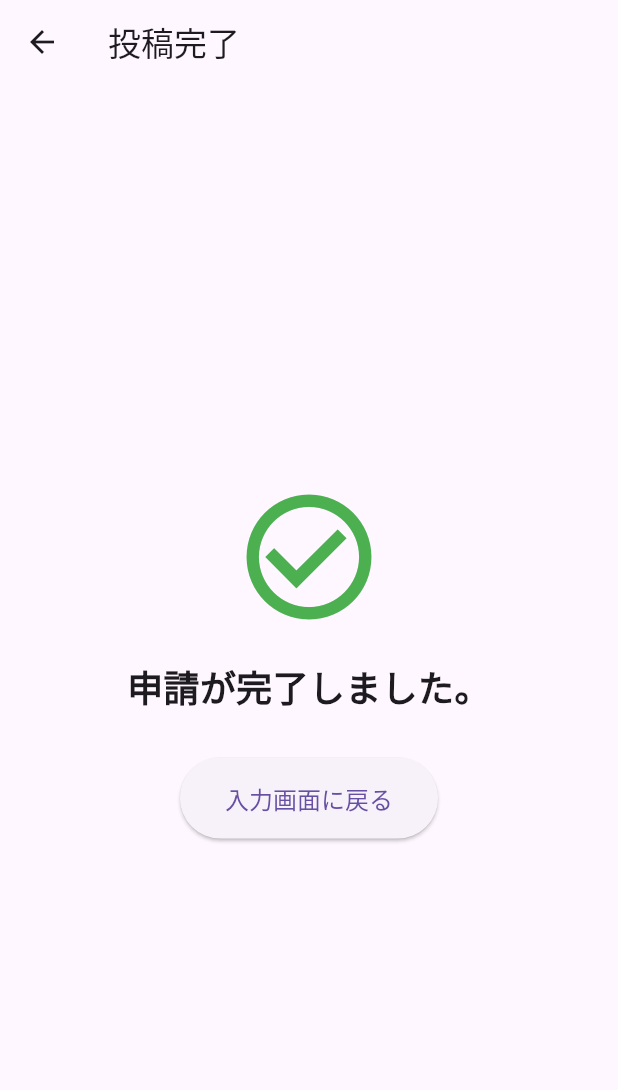
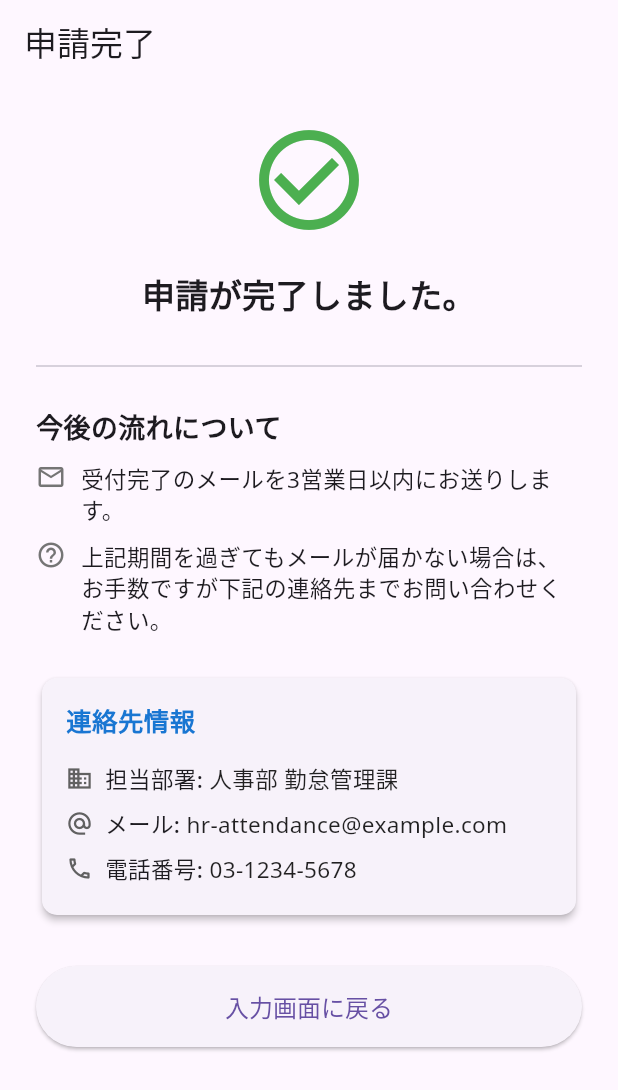
Before and after one commit to kmzk-dev/paid_holiday_web, a Flutter app: the CompleteScreen screen opened by its route, on a phone screen of 412 x 824 dp. Shown: the top 1090 px of the screen. Run offline on Flutter 3.47's test engine with Material 3 defaults, Android fonts, the phone set to English and light mode, and no system bars; our stand-ins replace google_fonts, table_calendar.

Commit message:
feat: Add detailed information to completion screen
Modified the completion screen (CompleteScreen) to provide users with more detailed information.
Added display of application ID with a prompt to save it, guidance on future procedures, and contact information.
Also updated ConfirmScreen to pass necessary information (application ID, applicant's email) to CompleteScreen.

Key changes:
- CompleteScreen:
  - Modified to receive application ID and applicant's email from ConfirmScreen.
  - Displays the application ID and adds a message prompting the user to keep it.
  - Explains that the ID will be necessary for changes or cancellations.
  - Provides guidance on the timing of the confirmation email and what to do if it's not received.
  - Added a card displaying contact information.
  - Changed the overall layout to SingleChildScrollView to allow scrolling with increased information.
  - Changed AppBar title to "Application Complete" and hid the back button.
- ConfirmScreen:
  - Modified to pass the application ID and applicant's email as arguments to CompleteScreen upon successful submission.

```diff
--- a/lib/screens/complete_screen.dart
+++ b/lib/screens/complete_screen.dart
@@ -1,41 +1,168 @@
+// complete_screen.dart (修正後、url_launcher関連を削除)
 import 'package:flutter/material.dart';
 import '../widgets/responsive_layout.dart'; // 作成したレスポンシブレイアウトウィジェット
 
 class CompleteScreen extends StatelessWidget {
   @override
   Widget build(BuildContext context) {
-    Widget mainContent = Center(
+    final Map<String, dynamic>? args = ModalRoute.of(context)?.settings.arguments as Map<String, dynamic>?;
+    final String? uniqueId = args?['uniqueId'];
+    final String? applicantEmail = args?['applicantEmail'];
+
+    Widget mainContent = SingleChildScrollView(
       child: Padding(
-        padding: const EdgeInsets.all(16.0),
+        padding: const EdgeInsets.all(24.0),
         child: Column(
           mainAxisAlignment: MainAxisAlignment.center,
+          crossAxisAlignment: CrossAxisAlignment.stretch,
           children: <Widget>[
-            Icon(Icons.check_circle_outline, color: Colors.green, size: 100),
+            Icon(Icons.check_circle_outline, color: Colors.green, size: 80), //
             SizedBox(height: 20),
             Text(
               '申請が完了しました。',
-              style: TextStyle(fontSize: 24, fontWeight: FontWeight.bold),
+              style: TextStyle(fontSize: 22, fontWeight: FontWeight.bold), //
               textAlign: TextAlign.center,
             ),
+            SizedBox(height: 25),
+
+            if (uniqueId != null) ...[
+              Text(
+                '申請ID:',
+                style: TextStyle(fontSize: 16, fontWeight: FontWeight.bold),
+                textAlign: TextAlign.center,
+              ),
+              SelectableText(
+                uniqueId,
+                style: TextStyle(fontSize: 18, fontWeight: FontWeight.bold, color: Theme.of(context).primaryColor),
+                textAlign: TextAlign.center,
+              ),
+              SizedBox(height: 8),
+              Text(
+                '上記の申請IDをお控えください。',
+                style: TextStyle(fontSize: 14),
+                textAlign: TextAlign.center,
+              ),
+              Text(
+                'このIDは、申請内容の確認、変更、またはキャンセルを行う際に必要となります。',
+                style: TextStyle(fontSize: 14, color: Colors.grey[700]),
+                textAlign: TextAlign.center,
+              ),
+              SizedBox(height: 25),
+            ],
+
+            Divider(),
+            SizedBox(height: 20),
+
+            Text(
+              '今後の流れについて',
+              style: TextStyle(fontSize: 18, fontWeight: FontWeight.bold),
+            ),
+            SizedBox(height: 10),
+            _buildInfoListItem(
+              icon: Icons.email_outlined,
+              text: applicantEmail != null
+                  ? 'ご入力いただいたメールアドレス ($applicantEmail) 宛に、3営業日以内に受付完了のメールをお送りします。'
+                  : '受付完了のメールを3営業日以内にお送りします。',
+            ),
+            SizedBox(height: 10),
+            _buildInfoListItem(
+              icon: Icons.help_outline,
+              text: '上記期間を過ぎてもメールが届かない場合は、お手数ですが下記の連絡先までお問い合わせください。',
+            ),
+            SizedBox(height: 25),
+
+            Card(
+              elevation: 2.0,
+              shape: RoundedRectangleBorder(
+                borderRadius: BorderRadius.circular(10.0),
+              ),
+              child: Padding(
+                padding: const EdgeInsets.all(16.0),
+                child: Column(
+                  crossAxisAlignment: CrossAxisAlignment.start,
+                  children: [
+                    Text(
+                      '連絡先情報',
+                      style: TextStyle(fontSize: 17, fontWeight: FontWeight.bold, color: Theme.of(context).primaryColorDark),
+                    ),
+                    SizedBox(height: 12),
+                    _buildContactRow( // 修正：BuildContext context を削除
+                      icon: Icons.business_outlined,
+                      label: '担当部署:',
+                      value: '人事部 勤怠管理課',
+                    ),
+                    _buildContactRow( // 修正：BuildContext context を削除
+                      icon: Icons.alternate_email,
+                      label: 'メール:',
+                      value: 'hr-attendance@example.com',
+                    ),
+                    _buildContactRow( // 修正：BuildContext context を削除
+                      icon: Icons.phone_outlined,
+                      label: '電話番号:',
+                      value: '03-1234-5678',
+                    ),
+                  ],
+                ),
+              ),
+            ),
             SizedBox(height: 30),
+
             ElevatedButton(
               onPressed: () {
-                Navigator.pushNamedAndRemoveUntil(context, '/', (route) => false);
+                Navigator.pushNamedAndRemoveUntil(context, '/', (route) => false); //
               },
               child: Text('入力画面に戻る'),
               style: ElevatedButton.styleFrom(
-                padding: EdgeInsets.symmetric(horizontal: 30, vertical: 15.0),
-                textStyle: TextStyle(fontSize: 16)
+                padding: EdgeInsets.symmetric(horizontal: 30, vertical: 15.0), //
+                textStyle: TextStyle(fontSize: 16) //
               ),
             ),
+            SizedBox(height: MediaQuery.of(context).padding.bottom + 10),
           ],
         ),
       ),
     );
 
     return Scaffold(
-      appBar: AppBar(title: Text('投稿完了')),
+      appBar: AppBar(
+        title: Text('申請完了'),
+        automaticallyImplyLeading: false,
+      ),
       body: ResponsiveLayout(child: mainContent),
     );
   }
+
+  Widget _buildInfoListItem({required IconData icon, required String text}) {
+    return Row(
+      crossAxisAlignment: CrossAxisAlignment.start,
+      children: [
+        Icon(icon, size: 20, color: Colors.grey[600]),
+        SizedBox(width: 10),
+        Expanded(child: Text(text, style: TextStyle(fontSize: 15, height: 1.4))),
+      ],
+    );
+  }
+
+  // 連絡先表示用のヘルパーウィジェット (修正版)
+  Widget _buildContactRow({required IconData icon, required String label, required String value}) {
+    return Padding(
+      padding: const EdgeInsets.symmetric(vertical: 4.0),
+      child: Row(
+        children: [
+          Icon(icon, size: 18, color: Colors.grey[700]),
+          SizedBox(width: 8),
+          Text('$label ', style: TextStyle(fontSize: 15, fontWeight: FontWeight.w500)),
+          Expanded(
+            child: Text( // InkWell と関連スタイルを削除
+              value,
+              style: TextStyle(
+                fontSize: 15,
+                color: Colors.black87,
+              ),
+            ),
+          ),
+        ],
+      ),
+    );
+  }
 }
--- a/lib/screens/confirm_screen.dart
+++ b/lib/screens/confirm_screen.dart
@@ -6,23 +6,20 @@ import 'input_screen.dart'; // FormData と SelectedDateEntry を利用するた
 import '../widgets/responsive_layout.dart'; // 作成したレスポンシブレイアウトウィジェット
 
 class ConfirmScreen extends StatelessWidget {
-  final String _emailScriptUrl = 'https://fillmee.bambina.jp/api/paid_holiday_api/paid_holiday_api.php'; // PHPスクリプトのURL
+  final String _emailScriptUrl = 'https://fillmee.bambina.jp/api/paid_holiday_api/paid_holiday_api.php';
 
-  // メール本文と件名を生成するヘルパー関数
-  Map<String, String> _generateEmailContent(FormData data) {
+  // メール本文と件名、IDを生成するヘルパー関数
+  Map<String, String> _generateEmailContent(FormData data) { // 戻り値の型はそのまま Map<String, String> でOK
     final DateFormat formatter = DateFormat('yyyy/MM/dd');
     final DateFormat timestampFormatter = DateFormat('yyyyMMddHHmmss');
     final String submissionTimestamp = timestampFormatter.format(DateTime.now());
 
-    // 1. ID生成 (メールアドレスの先頭3文字 + タイムスタンプ)
     String emailPrefix = data.email.length >= 3 ? data.email.substring(0, 3) : data.email;
-    emailPrefix = emailPrefix.toUpperCase(); // 大文字に統一
-    final String uniqueId = '$emailPrefix-$submissionTimestamp';
+    emailPrefix = emailPrefix.toUpperCase();
+    final String uniqueId = '$emailPrefix-$submissionTimestamp'; // このIDをCompleteScreenに渡したい
 
-    // 2. 件名生成
     final String subject = '[有給休暇申請 ID: $uniqueId] ${data.name}様より申請がありました';
 
-    // 3. 本文生成
     String entriesString = data.selectedEntries.map((entry) {
       return "- 日付: ${formatter.format(entry.date)}, 期間: ${entry.duration.toStringAsFixed(1)}日";
     }).join("\n");
@@ -49,17 +46,19 @@ class ConfirmScreen extends StatelessWidget {
 
 ${remarksContent}-------------------------------------
 申請日時: ${DateFormat('yyyy/MM/dd HH:mm:ss').format(DateTime.now())}
-      """; // Email body ends here
+""";
 
     return {
       'reply_to': data.email,
       'subject': subject,
-      'description': description.trim(), // 前後の余分な空白を削除
+      'description': description.trim(),
+      'uniqueId': uniqueId, // ★★★ IDをマップに追加 ★★★
     };
   }
 
   Future<void> _submitData(BuildContext context, FormData data) async {
     showDialog(
+      // ... (ローディングダイアログ部分は変更なし)
       context: context,
       barrierDismissible: false,
       builder: (BuildContext context) {
@@ -80,7 +79,6 @@ class ConfirmScreen extends StatelessWidget {
     );
 
     try {
-      // ★★★ 送信ボタン押下時にメール内容を生成 ★★★
       final emailDetails = _generateEmailContent(data);
 
       final response = await http.post(
@@ -88,7 +86,6 @@ class ConfirmScreen extends StatelessWidget {
         headers: <String, String>{
           'Content-Type': 'application/json; charset=UTF-8',
         },
-        // ★★★ PHPへ渡すJSONデータを変更 ★★★
         body: jsonEncode(<String, String>{
           'reply_to': emailDetails['reply_to']!,
           'subject': emailDetails['subject']!,
@@ -101,7 +98,16 @@ class ConfirmScreen extends StatelessWidget {
       if (response.statusCode == 200) {
         final responseBody = jsonDecode(response.body);
         if (responseBody['status'] == 'success') {
-          Navigator.pushNamedAndRemoveUntil(context, '/complete', (route) => false);
+          // ★★★ CompleteScreenへ引数を渡す ★★★
+          Navigator.pushNamedAndRemoveUntil(
+            context,
+            '/complete',
+            (route) => false,
+            arguments: {
+              'uniqueId': emailDetails['uniqueId']!, // 生成したID
+              'applicantEmail': data.email,         // 申請者のメールアドレス
+            },
+          );
         } else {
           ScaffoldMessenger.of(context).showSnackBar(
             SnackBar(content: Text('メール送信に失敗しました: ${responseBody['message'] ?? 'サーバーエラー'}')),
@@ -113,13 +119,13 @@ class ConfirmScreen extends StatelessWidget {
         );
       }
     } catch (e) {
-      Navigator.pop(context); // ローディングダイアログを閉じる
+      Navigator.pop(context);
       ScaffoldMessenger.of(context).showSnackBar(
         SnackBar(content: Text('エラーが発生しました: $e')),
       );
     }
   }
-
+  // ... (_buildInfoRowとbuildメソッドは変更なし)
   Widget _buildInfoRow(String label, String value, {bool isMultiline = false}) {
     return Padding(
       padding: const EdgeInsets.symmetric(vertical: 4.0),
@@ -132,7 +138,7 @@ class ConfirmScreen extends StatelessWidget {
             child: Text(
               value,
               style: TextStyle(fontSize: 16),
-              softWrap: isMultiline, // trueの場合、複数行表示を適切に行う
+              softWrap: isMultiline,
             )
           ),
         ],
@@ -180,7 +186,6 @@ class ConfirmScreen extends StatelessWidget {
           SizedBox(height: 10),
           _buildInfoRow('合計日数:', '${formData.totalDuration.toStringAsFixed(1)}日'),
 
-          // ★★★ 備考欄の表示を追加 (空でない場合のみ) ★★★
           if (formData.remarks.isNotEmpty) ...[
             SizedBox(height: 10),
             _buildInfoRow('備考:', formData.remarks, isMultiline: true),
@@ -202,7 +207,6 @@ class ConfirmScreen extends StatelessWidget {
             },
             child: Text('入力画面に戻る'),
           ),
-           // ★ 前回の修正で追加したセーフティエリア用のSizedBox (ListViewの最後に配置)
           SizedBox(height: MediaQuery.of(context).padding.bottom + 10),
         ],
       ),
```
Lines whose indentation alone changed are shown as unchanged.
